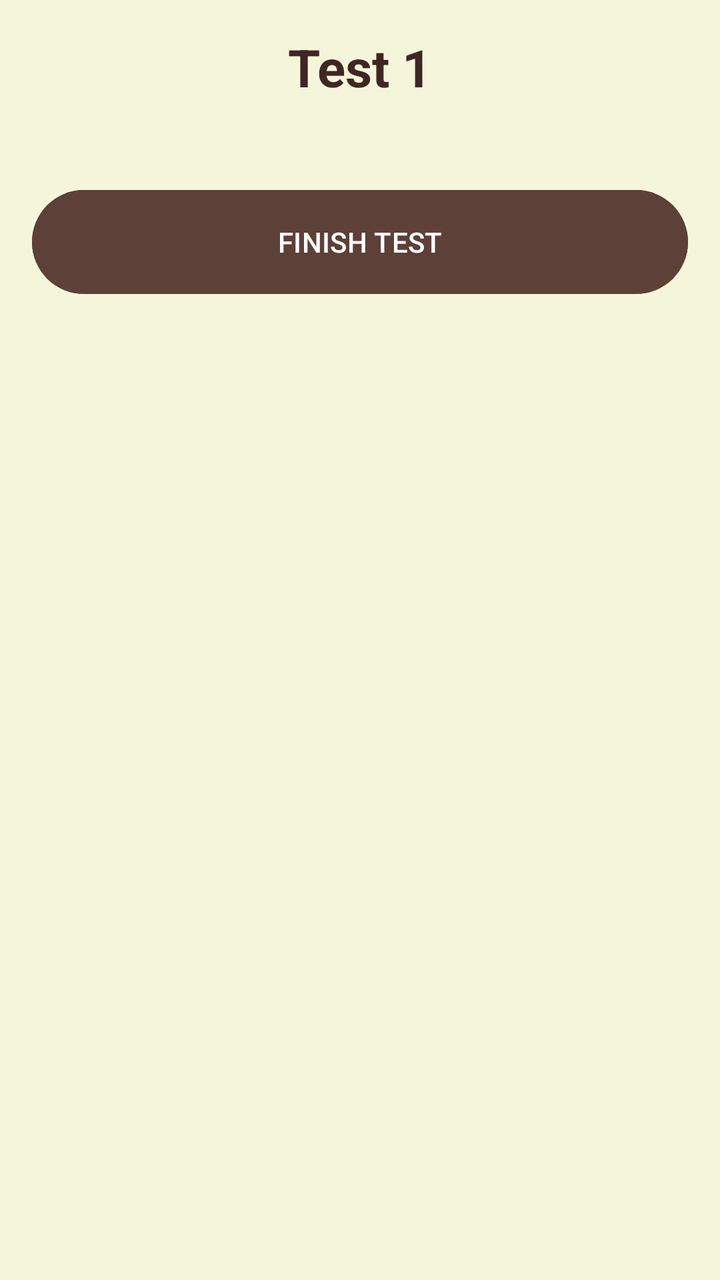
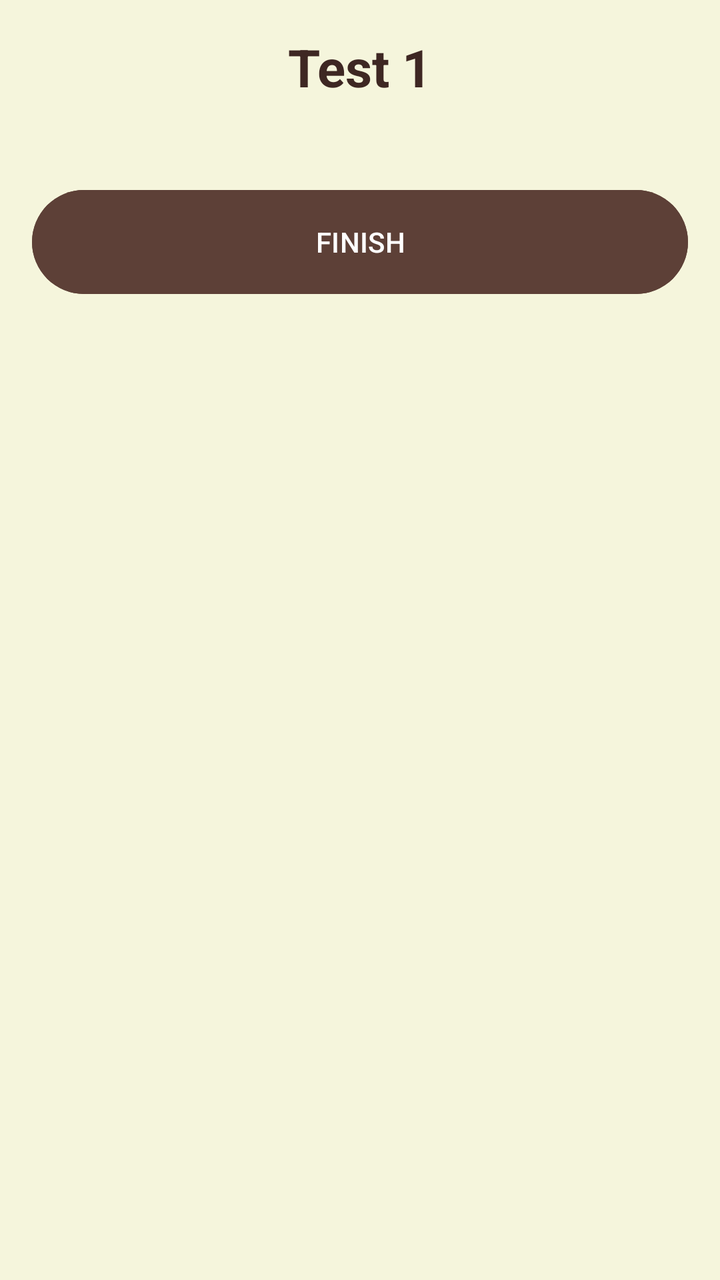

Compare the two renders of this Android layout. The source of the first and the diff that turns it into the second are given below.
<!-- AndroidManifest.xml: application theme Theme.OlympMathMentor -->
<!-- res/layout/activity_int_test1.xml -->
<?xml version="1.0" encoding="utf-8"?>
<ScrollView xmlns:android="http://schemas.android.com/apk/res/android"
    android:layout_width="match_parent"
    android:layout_height="match_parent"
    android:background="#F5F5DC"
    android:padding="16dp">

    <LinearLayout
        android:layout_width="match_parent"
        android:layout_height="wrap_content"
        android:orientation="vertical">

        <LinearLayout
            android:id="@+id/questionsContainer"
            android:layout_width="match_parent"
            android:layout_height="wrap_content"
            android:orientation="vertical" />

        <TextView
            android:layout_width="match_parent"
            android:layout_height="wrap_content"
            android:layout_marginBottom="20dp"
            android:gravity="center"
            android:text="Test 1"
            android:textColor="#3E2723"
            android:textSize="26sp"
            android:textStyle="bold" />

        <Button
            android:id="@+id/btnFinish"
            android:layout_width="match_parent"
            android:layout_height="60dp"
            android:text="FINISH TEST"
            android:backgroundTint="#5D4037"
            android:textColor="#FFFFFF"
            android:layout_marginTop="20dp"/>

        <LinearLayout
            android:id="@+id/resultLayout"
            android:layout_width="match_parent"
            android:layout_height="wrap_content"
            android:orientation="vertical"
            android:visibility="gone"
            android:gravity="center"
            android:layout_marginTop="20dp">

            <TextView
                android:id="@+id/tvScore"
                android:layout_width="wrap_content"
                android:layout_height="wrap_content"
                android:textSize="24sp"
                android:textColor="#3E2723"
                android:textStyle="bold"/>

            <LinearLayout
                android:id="@+id/medalsLayout"
                android:layout_width="wrap_content"
                android:layout_height="wrap_content"
                android:orientation="horizontal"
                android:layout_margin="10dp"
                android:visibility="gone">

                <ImageView android:id="@+id/medal1" android:layout_width="60dp" android:layout_height="60dp" android:src="@drawable/ic_medal" />
                <ImageView android:id="@+id/medal2" android:layout_width="60dp" android:layout_height="60dp" android:src="@drawable/ic_medal" />
                <ImageView android:id="@+id/medal3" android:layout_width="60dp" android:layout_height="60dp" android:src="@drawable/ic_medal" />

            </LinearLayout>

            <TextView
                android:id="@+id/tvFeedback"
                android:layout_width="match_parent"
                android:layout_height="wrap_content"
                android:gravity="center"
                android:textSize="18sp"
                android:textColor="#D32F2F"
                android:layout_marginBottom="20dp"/>

            <Button
                android:id="@+id/btnNextLesson"
                android:layout_width="match_parent"
                android:layout_height="60dp"
                android:text="Next Lesson"
                android:visibility="gone"
                android:backgroundTint="#2E7D32"
                android:textColor="#FFFFFF"
                android:layout_marginBottom="10dp"/>

            <Button
                android:id="@+id/btnRetry"
                android:layout_width="match_parent"
                android:layout_height="60dp"
                android:text="Retry Test"
                android:backgroundTint="#D32F2F"
                android:textColor="#FFFFFF"/>

        </LinearLayout>
    </LinearLayout>
</ScrollView>
<!-- resources referenced by this layout -->
<resources>
  <!-- drawable ic_medal (drawable) -->
  <vector xmlns:android="http://schemas.android.com/apk/res/android"
      android:width="24dp"
      android:height="24dp"
      android:viewportWidth="24"
      android:viewportHeight="24">
      <path
          android:fillColor="#FFFFFFFF"
          android:pathData="M17,10.43V2H7v8.43c0,0.35 0.18,0.68 0.49,0.86l4.18,2.51l-0.99,2.34l-3.41,0.29l2.59,2.24L8.96,22L12,20.23L15.04,22l-0.9-3.33l2.59,-2.24l-3.41,-0.29l-0.99,-2.34l4.18,-2.51C16.82,11.11 17,10.79 17,10.43zM13,4h2v3h-2V4zM9,4h2v3H9V4z"/>
  </vector>
  <style name="Theme.OlympMathMentor" parent="Base.Theme.OlympMathMentor" />
  <style name="Base.Theme.OlympMathMentor" parent="Theme.Material3.DayNight.NoActionBar">
          
          
      </style>
</resources>

<!-- the commit's change to res/layout/activity_int_test1.xml (unified diff, before → after) -->
@@ -10,27 +10,27 @@
         android:layout_height="wrap_content"
         android:orientation="vertical">
 
+        <TextView
+            android:layout_width="match_parent"
+            android:layout_height="wrap_content"
+            android:text="Test 1"
+            android:textSize="26sp"
+            android:textStyle="bold"
+            android:textColor="#3E2723"
+            android:gravity="center"
+            android:layout_marginBottom="20dp"/>
+
         <LinearLayout
             android:id="@+id/questionsContainer"
             android:layout_width="match_parent"
             android:layout_height="wrap_content"
             android:orientation="vertical" />
 
-        <TextView
-            android:layout_width="match_parent"
-            android:layout_height="wrap_content"
-            android:layout_marginBottom="20dp"
-            android:gravity="center"
-            android:text="Test 1"
-            android:textColor="#3E2723"
-            android:textSize="26sp"
-            android:textStyle="bold" />
-
         <Button
             android:id="@+id/btnFinish"
             android:layout_width="match_parent"
             android:layout_height="60dp"
-            android:text="FINISH TEST"
+            android:text="FINISH"
             android:backgroundTint="#5D4037"
             android:textColor="#FFFFFF"
             android:layout_marginTop="20dp"/>
